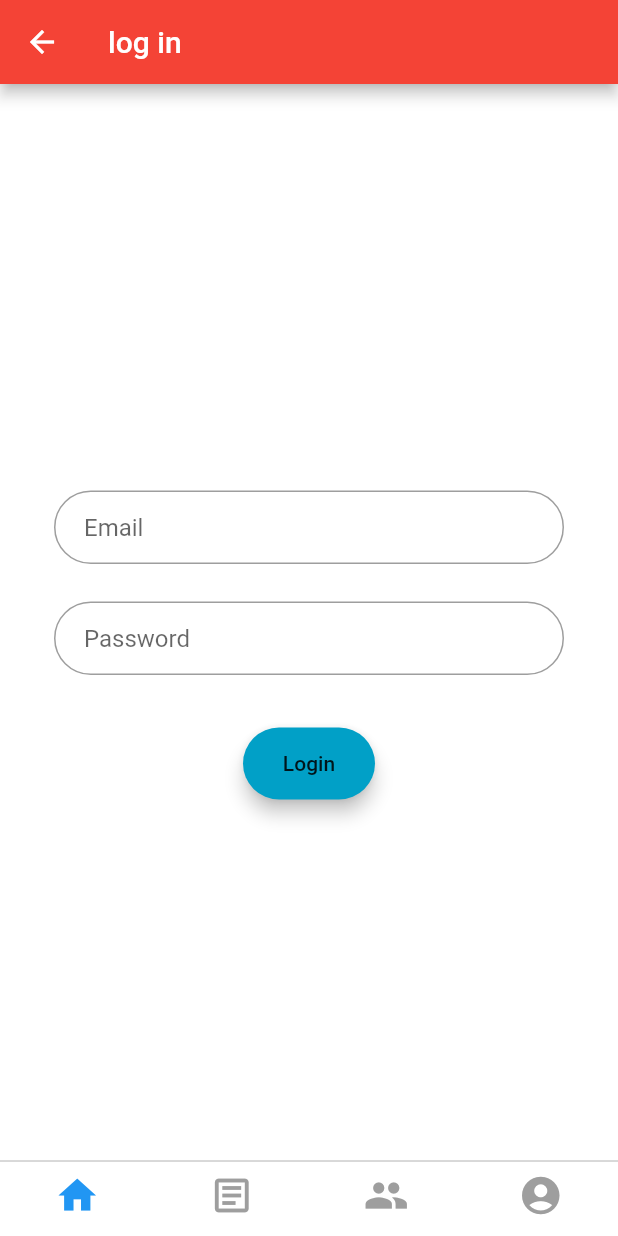
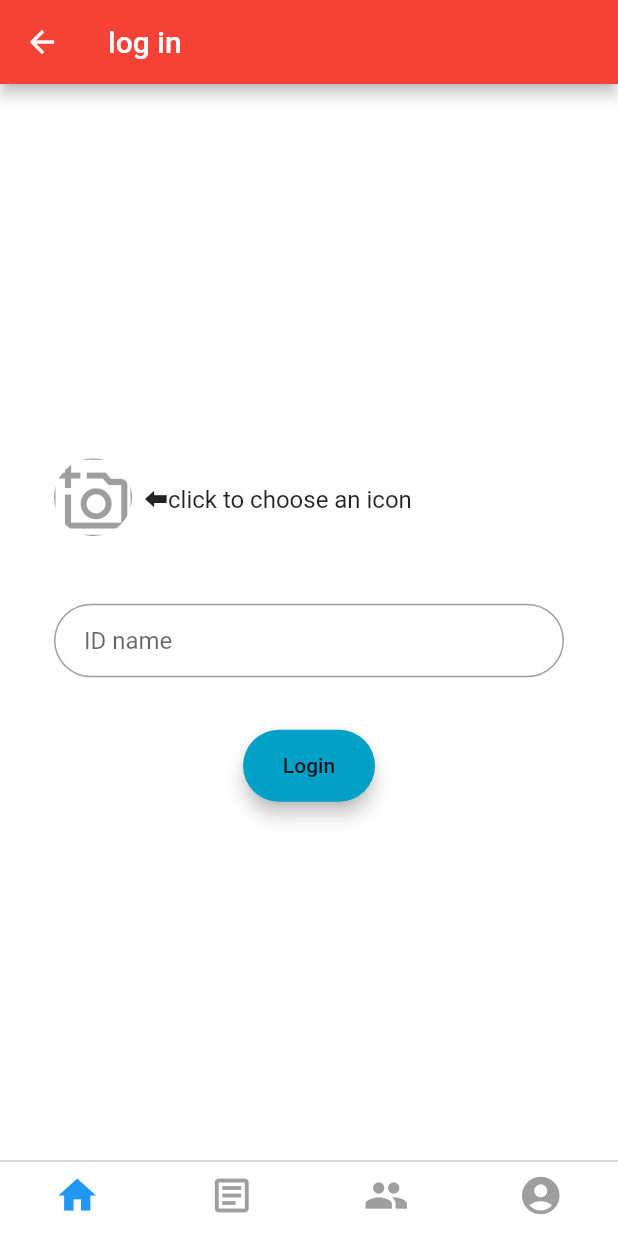
Before and after one commit to kabigon-li/flutter-practice, a Flutter app: the screen it shows after launch, after a tap on the "account circle" icon, on a phone screen of 412 x 824 dp. Run offline on Flutter 3.47's test engine with Material 2 defaults, Android fonts, the phone set to English and light mode, and no system bars; our stand-ins replace image_picker, sqflite; accounts and stored records are empty.

Commit message:
loginPage_update

```diff
--- a/lib/pages/chatPage.dart
+++ b/lib/pages/chatPage.dart
@@ -132,7 +132,7 @@ class _ChatPageState extends State<ChatPage> {
                       '送信',
                       style: TextStyle(
                         color: Colors.white,
-                        fontSize: 22,
+                        fontSize: 20,
                       ),
                     ),
 
--- a/lib/pages/loginPage.dart
+++ b/lib/pages/loginPage.dart
@@ -1,4 +1,7 @@
+import 'dart:io';
+
 import 'package:flutter/material.dart';
+import 'package:image_picker/image_picker.dart';
 
 class LoginPage extends StatefulWidget {
   LoginPage({Key key}) : super(key: key);
@@ -8,22 +11,83 @@ class LoginPage extends StatefulWidget {
 }
 
 class _LoginPageState extends State<LoginPage> {
-  final emailField = TextField(
+  //头像拦
+  iconImageField() {
+    return InkWell(
+      onTap: () async {
+        // 点按”アルバムから選択”按钮后，获取相册照片
+        await getImage();
+
+        //只有在选择了照片时，向下一个页面移动
+        // if (_image != null) {
+        //   Navigator.push(
+        //     context,
+        //     MaterialPageRoute(
+        //       builder: (context) => TimelineInputPage(
+        //         image: _image, //次のクラスに渡す
+        //         timelineNew: timelineNow,
+        //       ),
+        //     ),
+        //   );
+        // }
+      },
+      child: Row(
+        children: [
+          ClipOval(
+                      child: Container(
+              decoration: BoxDecoration(
+                border: Border.all(color: Colors.grey),
+              ),
+              child: Icon(
+                Icons.add_a_photo_outlined,
+                color: Colors.black38,
+                size: 50,
+              ),
+            ),
+          ),
+          Container(
+            // decoration: BoxDecoration(
+            //   border: Border.all(color: Colors.grey[300]),
+            // ),
+            child: Padding(
+              padding: const EdgeInsets.all(8.0),
+              child: Text(
+                '⬅️click to choose an icon',
+                style: TextStyle(fontSize: 16),
+              ),
+            ),
+          ),
+        ],
+      ),
+    );
+  }
+
+  //ID栏
+  final idField = TextField(
     obscureText: false,
     //style: style,
     decoration: InputDecoration(
         contentPadding: EdgeInsets.fromLTRB(20.0, 15.0, 20.0, 15.0),
-        hintText: "Email",
+        hintText: "ID name",
         border: OutlineInputBorder(borderRadius: BorderRadius.circular(32.0))),
   );
-  final passwordField = TextField(
-    obscureText: true,
-    //style: style,
-    decoration: InputDecoration(
-        contentPadding: EdgeInsets.fromLTRB(20.0, 15.0, 20.0, 15.0),
-        hintText: "Password",
-        border: OutlineInputBorder(borderRadius: BorderRadius.circular(32.0))),
-  );
+
+  File _image;
+  final picker = ImagePicker();
+
+  Future getImage() async {
+    final pickedFile = await picker.getImage(source: ImageSource.gallery);
+
+    // 写真取得する（获取照片）
+    if (pickedFile != null) {
+      _image = File(pickedFile.path);
+    } else {
+      print('No image selected.');
+    }
+    setState(() {});
+  }
+
+  //登陆按钮
   final loginButon = Material(
     elevation: 5.0,
     borderRadius: BorderRadius.circular(30.0),
@@ -63,14 +127,20 @@ class _LoginPageState extends State<LoginPage> {
                 //     fit: BoxFit.contain,
                 //   ),
                 // ),
+                SizedBox(height: 25.0),
+
+                iconImageField(),
+
                 SizedBox(height: 45.0),
-                emailField,
-                SizedBox(height: 25.0),
-                passwordField,
+
+                idField,
+
                 SizedBox(
                   height: 35.0,
                 ),
+
                 loginButon,
+
                 SizedBox(
                   height: 15.0,
                 ),
--- a/lib/tab/home.dart
+++ b/lib/tab/home.dart
@@ -50,9 +50,7 @@ class _HomeState extends State<Home> with SingleTickerProviderStateMixin {
         title: Center(
           child: Text(
             'chat home',
-
             style: TextStyle(
-
               fontSize: 30,
               fontWeight: FontWeight.bold,
               fontFamily: 'Cursive',
@@ -66,7 +64,10 @@ class _HomeState extends State<Home> with SingleTickerProviderStateMixin {
       body: Container(
         child: Padding(
           padding: const EdgeInsets.all(22.0),
-          child: Row(children: [
+          child: Column(children: [
+            //用户头像，保存ID名称和头像图片之后显示
+            Row(
+              children: [
                 ClipOval(
                   child: Image.asset(
                     'image/kabigon.jpeg',
@@ -75,6 +76,28 @@ class _HomeState extends State<Home> with SingleTickerProviderStateMixin {
                     fit: BoxFit.cover,
                   ),
                 ),
+
+              // 用户ID，保存ID名称和头像图片之后显示
+                Padding(
+                  padding: const EdgeInsets.all(8.0),
+                  child: Text(
+                    'ID name',
+                    style: TextStyle(
+                      fontSize: 25,
+                      color: Colors.grey[700],
+                      fontWeight: FontWeight.bold,
+                      //fontFamily: 'Cursive',
+                    ),
+                  ),
+                ),
+              ],
+            ),
+
+            SizedBox(
+              height: 20,
+            ),
+
+            //点击之后进入聊天页面
             GestureDetector(
               onTap: () {
                 Navigator.push(
@@ -83,15 +106,15 @@ class _HomeState extends State<Home> with SingleTickerProviderStateMixin {
                     builder: (context) => ChatPage(),
                   ),
                 );
-                //Navigator.of(context).pushNamed('/chatpage');
+
               },
               child: Text(
                 " Hello ! Click here to chat !",
                 style: TextStyle(
-                  fontSize: 20,
+                  fontSize: 25,
                   color: Colors.grey[700],
                   fontWeight: FontWeight.bold,
-                  fontFamily: 'Cursive',
+                  //fontFamily: 'Cursive',
                 ),
               ),
             ),
```
Lines whose indentation alone changed are shown as unchanged.
